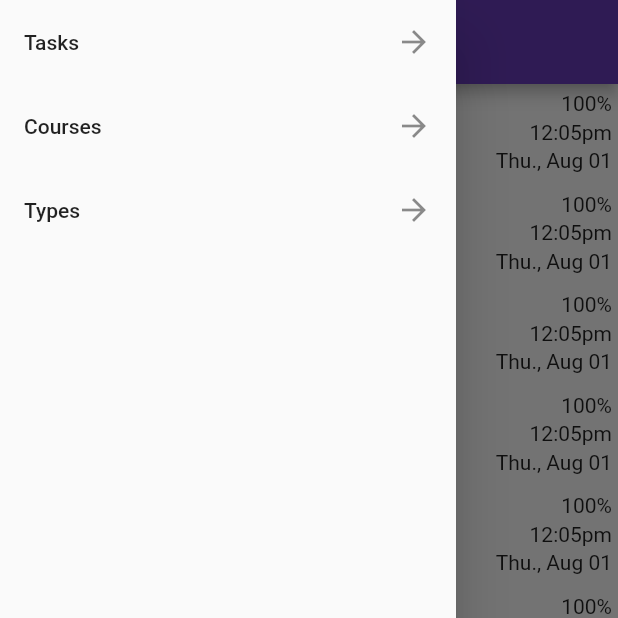
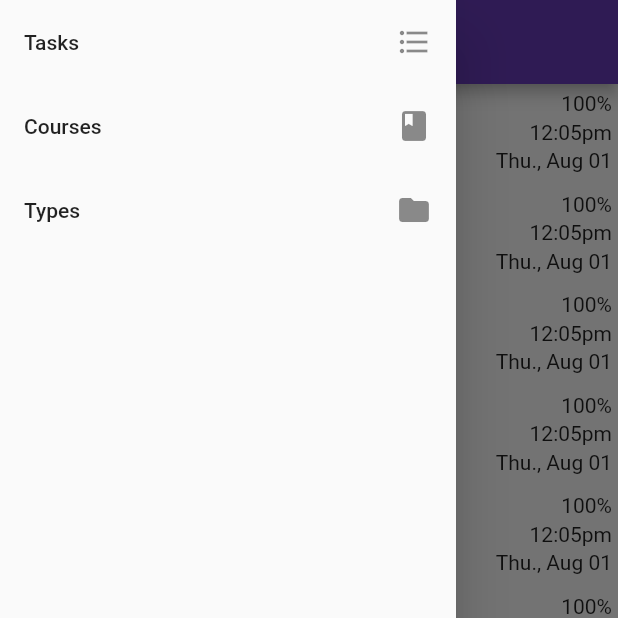
Before and after one commit to owais635/Planner_Flutter_Web, a Flutter app: the screen it shows after launch, with the side drawer open, on a phone screen of 412 x 824 dp, the top half of it. Run offline on Flutter 3.47's test engine with Material 2 defaults, Android fonts, the phone set to English and light mode, and no system bars; missing offline and left inert: flutter_web.

Commit message:
better icons

```diff
--- a/lib/main.dart
+++ b/lib/main.dart
@@ -13,7 +13,7 @@ class MyApp extends StatelessWidget {
   Widget build(BuildContext context) {
     return MaterialApp(
       title: 'MyApp - Flutter For Web',
-      debugShowCheckedModeBanner: false,
+      debugShowCheckedModeBanner: true,
       theme: ThemeData(primarySwatch: Colors.deepPurple  ),
       home: TasksScreen(),
     );
--- a/lib/widgets/app_drawer.dart
+++ b/lib/widgets/app_drawer.dart
@@ -14,7 +14,7 @@ class AppDrawer extends StatelessWidget {
         children: <Widget>[
           ListTile(
               title: Text("Tasks"),
-              trailing: Icon(Icons.arrow_forward),
+              trailing: Icon(Icons.format_list_bulleted),
               onTap: () {
                 Navigator.push(
                   context,
@@ -23,7 +23,7 @@ class AppDrawer extends StatelessWidget {
               }),
           ListTile(
               title: Text("Courses"),
-              trailing: Icon(Icons.arrow_forward),
+              trailing: Icon(Icons.book),
               onTap: () {
                 Navigator.push(
                   context,
@@ -32,7 +32,7 @@ class AppDrawer extends StatelessWidget {
               }),
           ListTile(
               title: Text("Types"),
-              trailing: Icon(Icons.arrow_forward),
+              trailing: Icon(Icons.folder),
               onTap: () {
                 Navigator.push(
                   context,
```
